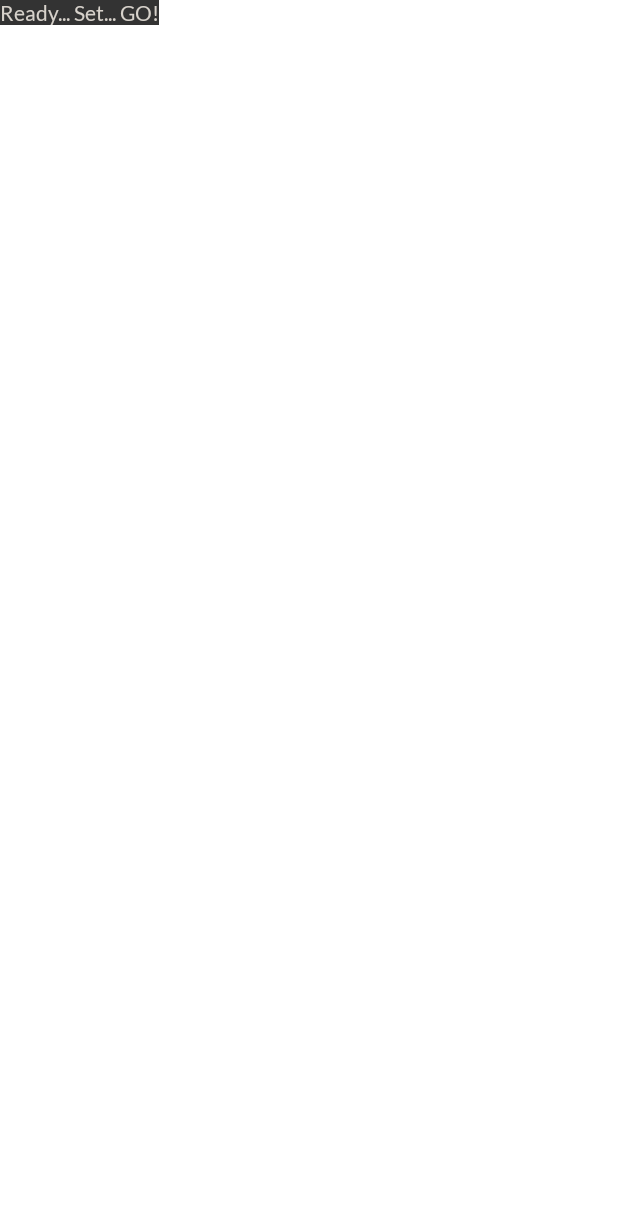
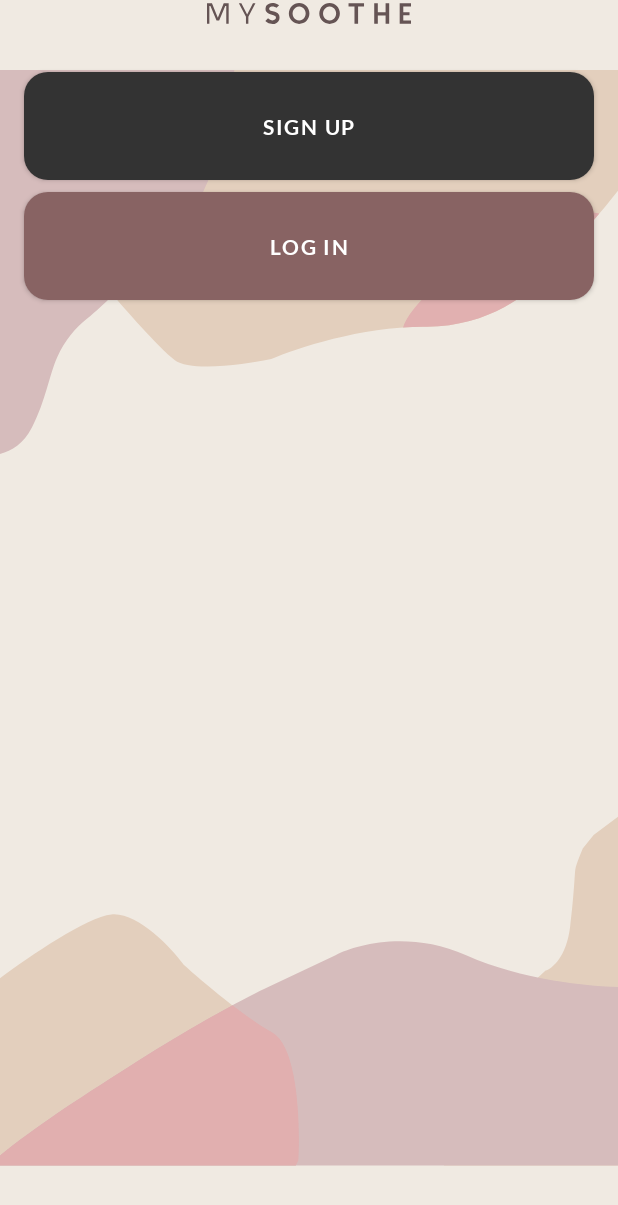
Before and after one commit to peterfortuin/AndroidDevChallenge-Week3, an Android app built with Jetpack Compose: the screen it shows after launch (MainActivity), on a phone screen of 412 x 824 dp. Shown: the top 1205 px of the screen. Run offline under Robolectric (Android 15) with nearby library versions, the phone set to English and light mode, and no system bars.

Commit message:
WelcomeScreen implemented

```diff
--- a/app/src/main/java/com/example/androiddevchallenge/MainActivity.kt
+++ b/app/src/main/java/com/example/androiddevchallenge/MainActivity.kt
@@ -48,7 +48,7 @@ fun MySootheApp() {
     val actions = remember(navController) { NavActions(navController) }
 
     NavHost(navController, startDestination = "welcome") {
-        composable("welcome") { WelcomeScreen(actions.navigateToLoginScreen) }
+        composable("welcome") { WelcomeScreen(navigateToLoginScreen = actions.navigateToLoginScreen) }
         composable("login") { LoginScreen(actions.navigateToHomeScreen) }
         composable("home") { HomeScreen() }
     }
--- a/app/src/main/java/com/example/androiddevchallenge/ui/screens/WelcomeScreen.kt
+++ b/app/src/main/java/com/example/androiddevchallenge/ui/screens/WelcomeScreen.kt
@@ -15,17 +15,73 @@
  */
 package com.example.androiddevchallenge.ui.screens
 
+import androidx.compose.foundation.Image
+import androidx.compose.foundation.isSystemInDarkTheme
+import androidx.compose.foundation.layout.Arrangement
+import androidx.compose.foundation.layout.Column
+import androidx.compose.foundation.layout.fillMaxSize
+import androidx.compose.foundation.layout.fillMaxWidth
+import androidx.compose.foundation.layout.height
+import androidx.compose.foundation.layout.padding
+import androidx.compose.material.ButtonDefaults.buttonColors
 import androidx.compose.material.MaterialTheme
 import androidx.compose.material.Surface
 import androidx.compose.material.Text
 import androidx.compose.runtime.Composable
+import androidx.compose.ui.Alignment
+import androidx.compose.ui.Modifier
+import androidx.compose.ui.res.painterResource
 import androidx.compose.ui.tooling.preview.Preview
+import com.example.androiddevchallenge.R
+import com.example.androiddevchallenge.ui.components.MySmootheButton
 import com.example.androiddevchallenge.ui.theme.MySootheTheme
+import com.example.androiddevchallenge.ui.theme.buttonHeight
+import com.example.androiddevchallenge.ui.theme.grid
+import com.example.androiddevchallenge.ui.theme.grid4
+import com.example.androiddevchallenge.ui.theme.screenPadding
 
 @Composable
-fun WelcomeScreen(navigateToLoginScreen: () -> Unit) {
+fun WelcomeScreen(darkTheme: Boolean = isSystemInDarkTheme(), navigateToLoginScreen: () -> Unit) {
+    val backgroundResource = if (darkTheme) R.drawable.ic_dark_welcome else R.drawable.ic_light_welcome
+
     Surface(color = MaterialTheme.colors.background) {
-        Text(text = "Ready... Set... GO!")
+        Image(
+            painterResource(backgroundResource),
+            contentDescription = "Background",
+            modifier = Modifier.fillMaxSize()
+        )
+
+        Column(verticalArrangement = Arrangement.Center, horizontalAlignment = Alignment.CenterHorizontally) {
+            val logoResource = if (darkTheme) R.drawable.ic_dark_logo else R.drawable.ic_light_logo
+            Image(
+                painterResource(logoResource),
+                contentDescription = "MySmoothe logo"
+            )
+
+            MySmootheButton(
+                onClick = {},
+                modifier = Modifier
+                    .fillMaxWidth()
+
+                    .padding(start = screenPadding, end = screenPadding, top = grid4, bottom = grid)
+                    .height(buttonHeight)
+            ) {
+                Text(text = "SIGN UP", style = MaterialTheme.typography.button)
+            }
+
+            MySmootheButton(
+                onClick = {
+                    navigateToLoginScreen()
+                },
+                modifier = Modifier
+                    .fillMaxWidth()
+                    .height(buttonHeight)
+                    .padding(horizontal = screenPadding),
+                colors = buttonColors(backgroundColor = MaterialTheme.colors.secondary)
+            ) {
+                Text(text = "LOG IN", style = MaterialTheme.typography.button)
+            }
+        }
     }
 }
 
@@ -33,7 +89,7 @@ fun WelcomeScreen(navigateToLoginScreen: () -> Unit) {
 @Composable
 fun WelcomeScreenLightPreview() {
     MySootheTheme {
-        WelcomeScreen() {}
+        WelcomeScreen(darkTheme = false) {}
     }
 }
 
@@ -41,6 +97,6 @@ fun WelcomeScreenLightPreview() {
 @Composable
 fun WelcomeScreenDarkPreview() {
     MySootheTheme(darkTheme = true) {
-        WelcomeScreen() {}
+        WelcomeScreen(darkTheme = true) {}
     }
 }
--- a/app/src/main/java/com/example/androiddevchallenge/ui/theme/Dimensions.kt
+++ b/app/src/main/java/com/example/androiddevchallenge/ui/theme/Dimensions.kt
@@ -18,4 +18,6 @@ package com.example.androiddevchallenge.ui.theme
 import androidx.compose.ui.unit.dp
 
 val grid = 8.dp
+val grid4 = 32.dp
 val screenPadding = 16.dp
+val buttonHeight = 72.dp
--- a/app/src/main/java/com/example/androiddevchallenge/ui/theme/Theme.kt
+++ b/app/src/main/java/com/example/androiddevchallenge/ui/theme/Theme.kt
@@ -21,7 +21,7 @@ import androidx.compose.material.darkColors
 import androidx.compose.material.lightColors
 import androidx.compose.runtime.Composable
 
-private val DarkColorPalette = darkColors(
+private val LightColorPalette = darkColors(
     primary = gray900,
     background = taupe100,
     onPrimary = white,
@@ -32,7 +32,7 @@ private val DarkColorPalette = darkColors(
     onSurface = gray800
 )
 
-private val LightColorPalette = lightColors(
+private val DarkColorPalette = lightColors(
     primary = white,
     background = gray900,
     onPrimary = gray900,
--- a/app/src/main/java/com/example/androiddevchallenge/ui/theme/Type.kt
+++ b/app/src/main/java/com/example/androiddevchallenge/ui/theme/Type.kt
@@ -20,7 +20,6 @@ import androidx.compose.ui.text.TextStyle
 import androidx.compose.ui.text.font.Font
 import androidx.compose.ui.text.font.FontFamily
 import androidx.compose.ui.text.font.FontWeight
-import androidx.compose.ui.unit.em
 import androidx.compose.ui.unit.sp
 import com.example.androiddevchallenge.R
 
@@ -39,37 +38,37 @@ val typography = Typography(
         fontFamily = KulimPark,
         fontWeight = FontWeight.Light,
         fontSize = 28.sp,
-        letterSpacing = 1.15.em
+        letterSpacing = 1.15.sp
     ),
     h2 = TextStyle(
         fontFamily = KulimPark,
         fontWeight = FontWeight.Normal,
         fontSize = 15.sp,
-        letterSpacing = 1.15.em,
+        letterSpacing = 1.15.sp,
     ),
     h3 = TextStyle(
         fontFamily = Lato,
         fontWeight = FontWeight.Bold,
         fontSize = 14.sp,
-        letterSpacing = 0.em
+        letterSpacing = 0.sp
     ),
     body1 = TextStyle(
         fontFamily = Lato,
         fontWeight = FontWeight.Normal,
         fontSize = 14.sp,
-        letterSpacing = 0.em
+        letterSpacing = 0.sp
     ),
     button = TextStyle(
         fontFamily = Lato,
         fontWeight = FontWeight.Bold,
         fontSize = 14.sp,
-        letterSpacing = 1.15.em
+        letterSpacing = 1.15.sp
     ),
     caption = TextStyle(
         fontFamily = KulimPark,
         fontWeight = FontWeight.Normal,
         fontSize = 12.sp,
-        letterSpacing = 1.15.em
+        letterSpacing = 1.15.sp
     ),
 
 )
```
